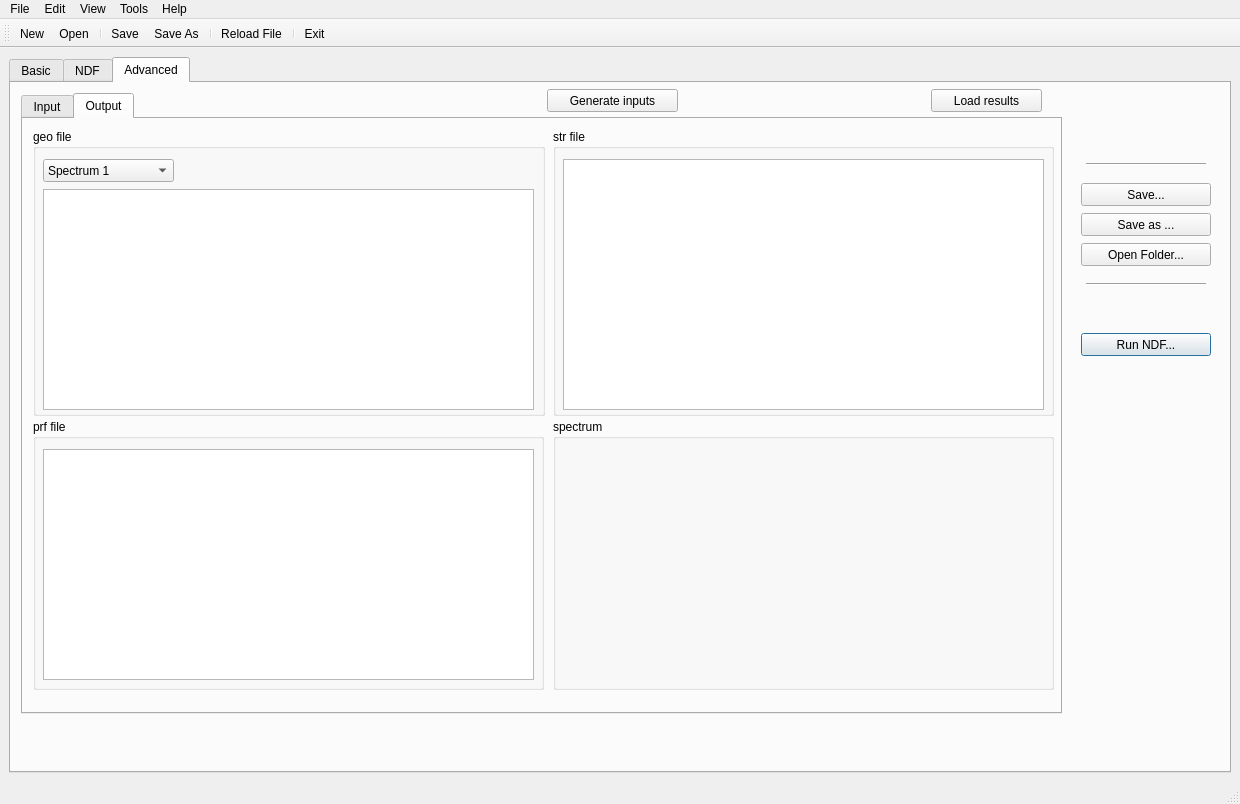
m-sequeira/IBA-Studio, file ui/geo_load.ui: the form before one commit.
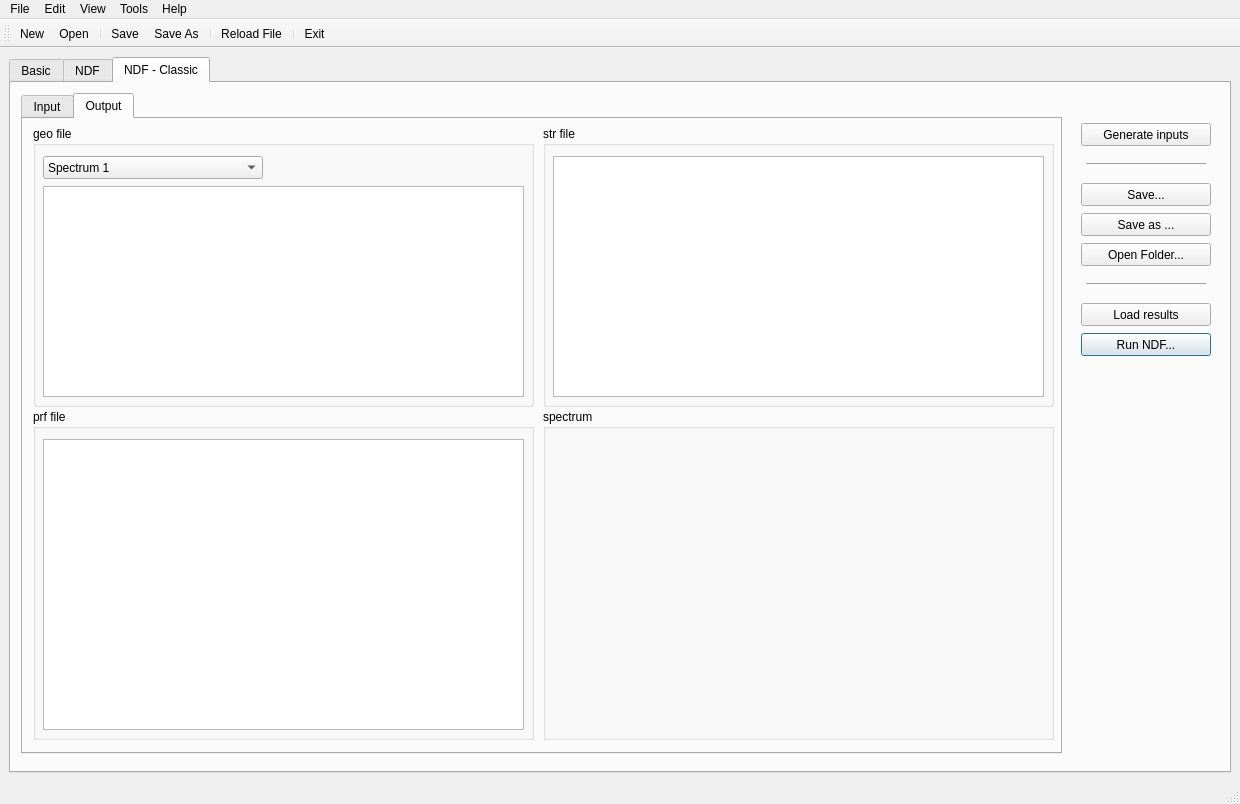
The form after the commit. The open tabs and pages were chosen to show the change.

Commit message: Fixed Advanced tab, was moved to its own class.

```diff
--- a/ui/geo_load.ui
+++ b/ui/geo_load.ui
@@ -2531,7 +2531,7 @@
       </widget>
       <widget class="QWidget" name="tab_2">
        <attribute name="title">
-        <string>Advanced</string>
+        <string>NDF - Classic</string>
        </attribute>
        <widget class="QTabWidget" name="tabAdvanced">
         <property name="geometry">
@@ -2539,7 +2539,7 @@
           <x>10</x>
           <y>10</y>
           <width>1041</width>
-          <height>621</height>
+          <height>661</height>
          </rect>
         </property>
         <property name="currentIndex">
@@ -2688,9 +2688,9 @@
           <property name="geometry">
            <rect>
             <x>10</x>
-            <y>10</y>
-            <width>512</width>
-            <height>287</height>
+            <y>7</y>
+            <width>501</width>
+            <height>281</height>
            </rect>
           </property>
           <property name="title">
@@ -2701,7 +2701,7 @@
             <rect>
              <x>10</x>
              <y>30</y>
-             <width>131</width>
+             <width>220</width>
              <height>23</height>
             </rect>
            </property>
@@ -2716,8 +2716,8 @@
             <rect>
              <x>10</x>
              <y>60</y>
-             <width>491</width>
-             <height>221</height>
+             <width>481</width>
+             <height>211</height>
             </rect>
            </property>
            <property name="textInteractionFlags">
@@ -2728,10 +2728,10 @@
          <widget class="QGroupBox" name="groupBox_16">
           <property name="geometry">
            <rect>
-            <x>530</x>
-            <y>10</y>
-            <width>501</width>
-            <height>287</height>
+            <x>520</x>
+            <y>7</y>
+            <width>511</width>
+            <height>281</height>
            </rect>
           </property>
           <property name="title">
@@ -2742,8 +2742,8 @@
             <rect>
              <x>10</x>
              <y>30</y>
-             <width>481</width>
-             <height>251</height>
+             <width>491</width>
+             <height>241</height>
             </rect>
            </property>
            <property name="textInteractionFlags">
@@ -2755,9 +2755,9 @@
           <property name="geometry">
            <rect>
             <x>10</x>
-            <y>300</y>
-            <width>511</width>
-            <height>271</height>
+            <y>290</y>
+            <width>501</width>
+            <height>331</height>
            </rect>
           </property>
           <property name="title">
@@ -2768,8 +2768,8 @@
             <rect>
              <x>10</x>
              <y>30</y>
-             <width>491</width>
-             <height>231</height>
+             <width>481</width>
+             <height>291</height>
             </rect>
            </property>
            <property name="textInteractionFlags">
@@ -2780,10 +2780,10 @@
          <widget class="QGroupBox" name="groupBox_27">
           <property name="geometry">
            <rect>
-            <x>530</x>
-            <y>300</y>
-            <width>501</width>
-            <height>271</height>
+            <x>520</x>
+            <y>290</y>
+            <width>511</width>
+            <height>331</height>
            </rect>
           </property>
           <property name="title">
@@ -2795,7 +2795,7 @@
              <x>0</x>
              <y>20</y>
              <width>501</width>
-             <height>251</height>
+             <height>311</height>
             </rect>
            </property>
            <layout class="QVBoxLayout" name="spectra_result_plot_advanced"/>
@@ -2804,11 +2804,14 @@
         </widget>
        </widget>
        <widget class="QPushButton" name="pushLoad_results_advanced">
+        <property name="enabled">
+         <bool>true</bool>
+        </property>
         <property name="geometry">
          <rect>
-          <x>920</x>
-          <y>6</y>
-          <width>111</width>
+          <x>1070</x>
+          <y>220</y>
+          <width>130</width>
           <height>23</height>
          </rect>
         </property>
@@ -2819,9 +2822,9 @@
        <widget class="QPushButton" name="pushLoad_advanced_inputs">
         <property name="geometry">
          <rect>
-          <x>536</x>
-          <y>6</y>
-          <width>131</width>
+          <x>1070</x>
+          <y>40</y>
+          <width>130</width>
           <height>23</height>
          </rect>
         </property>
```
Left out of the diff: 220 changed lines with no effect on the pictures. The commit also changes 4 other files.
